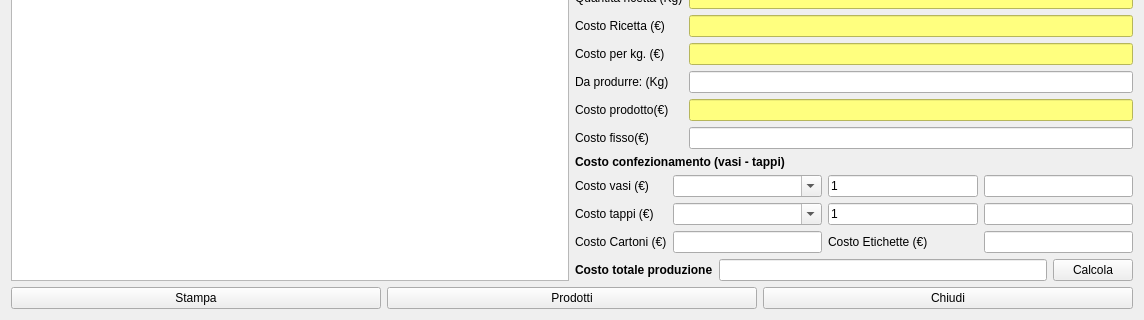
This is hcalcost.ui in fblabs/hamlet-mod-sancon as Qt 5 draws it before an edit; both pictures show x 0 to 1144 and y 386 to 706 of the 1144 by 706 pixel window. The edited form follows.
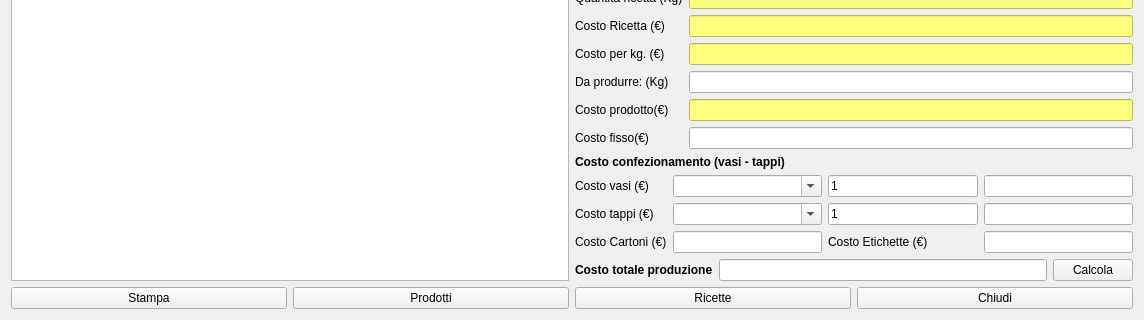
This is the edited form. Icons and pictures are not drawn.

The edit to the form file:
```diff
--- a/hcalcost.ui
+++ b/hcalcost.ui
@@ -381,6 +381,23 @@
        </property>
       </widget>
      </item>
+     <item>
+      <widget class="QPushButton" name="pushButton_2">
+       <property name="text">
+        <string>Ricette</string>
+       </property>
+       <property name="icon">
+        <iconset resource="icons.qrc">
+         <normaloff>:/Resources/Notepad.PNG</normaloff>:/Resources/Notepad.PNG</iconset>
+       </property>
+       <property name="iconSize">
+        <size>
+         <width>32</width>
+         <height>32</height>
+        </size>
+       </property>
+      </widget>
+     </item>
      <item>
       <widget class="QPushButton" name="pbClose">
        <property name="text">
```
